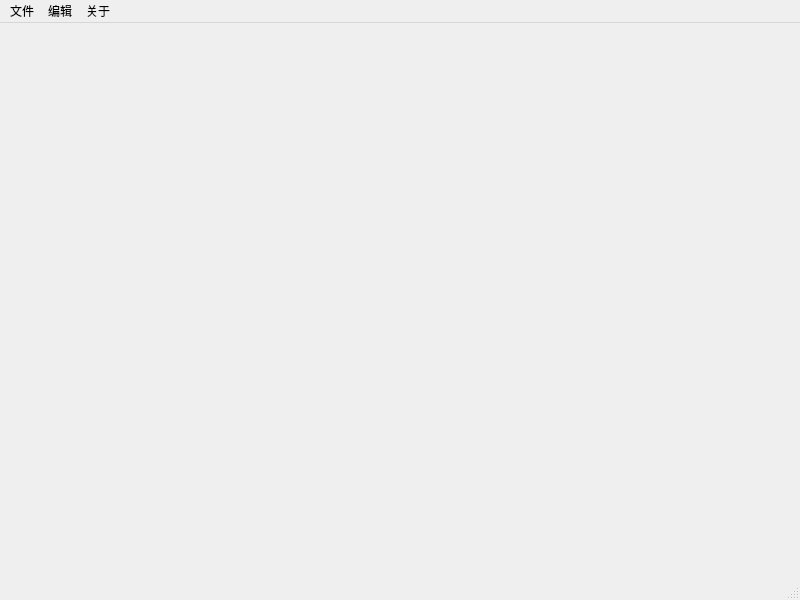
Above: mainwindow.ui from 1148118271/notepad before the change. Below: the same form after it.
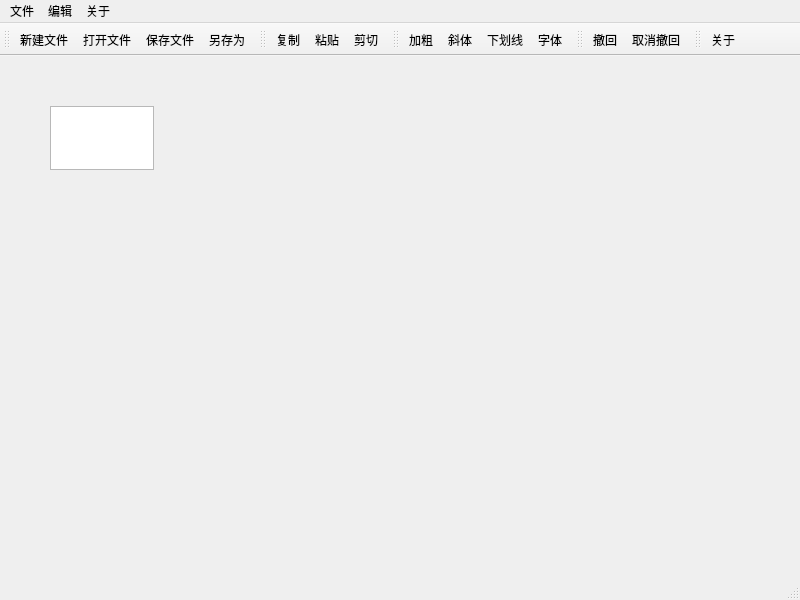
That is the form after the change. Icons and pictures are not drawn.

What changed in the file:
```diff
--- a/mainwindow.ui
+++ b/mainwindow.ui
@@ -17,25 +17,36 @@
    <iconset resource="images.qrc">
     <normaloff>:/images/resource/pencil.png</normaloff>:/images/resource/pencil.png</iconset>
   </property>
-  <widget class="QWidget" name="centralwidget"/>
+  <widget class="QWidget" name="centralwidget">
+   <widget class="QPlainTextEdit" name="plainTextEdit">
+    <property name="geometry">
+     <rect>
+      <x>50</x>
+      <y>50</y>
+      <width>104</width>
+      <height>64</height>
+     </rect>
+    </property>
+   </widget>
+  </widget>
   <widget class="QMenuBar" name="menubar">
    <property name="geometry">
     <rect>
      <x>0</x>
      <y>0</y>
      <width>800</width>
-     <height>19</height>
+     <height>22</height>
     </rect>
    </property>
    <widget class="QMenu" name="menuNotepad">
     <property name="title">
      <string>文件</string>
     </property>
-    <addaction name="newFile"/>
-    <addaction name="openFile"/>
+    <addaction name="new_file"/>
+    <addaction name="open_file"/>
     <addaction name="separator"/>
-    <addaction name="saveFile"/>
-    <addaction name="saveAs"/>
+    <addaction name="save_file"/>
+    <addaction name="save_as"/>
     <addaction name="separator"/>
     <addaction name="print"/>
     <addaction name="separator"/>
@@ -66,7 +77,76 @@
    <addaction name="menu_2"/>
   </widget>
   <widget class="QStatusBar" name="statusbar"/>
-  <action name="newFile">
+  <widget class="QToolBar" name="toolBar">
+   <property name="windowTitle">
+    <string>toolBar</string>
+   </property>
+   <attribute name="toolBarArea">
+    <enum>TopToolBarArea</enum>
+   </attribute>
+   <attribute name="toolBarBreak">
+    <bool>false</bool>
+   </attribute>
+   <addaction name="new_file"/>
+   <addaction name="open_file"/>
+   <addaction name="save_file"/>
+   <addaction name="save_as"/>
+  </widget>
+  <widget class="QToolBar" name="toolBar_2">
+   <property name="windowTitle">
+    <string>toolBar_2</string>
+   </property>
+   <attribute name="toolBarArea">
+    <enum>TopToolBarArea</enum>
+   </attribute>
+   <attribute name="toolBarBreak">
+    <bool>false</bool>
+   </attribute>
+   <addaction name="copy"/>
+   <addaction name="paste"/>
+   <addaction name="cut"/>
+  </widget>
+  <widget class="QToolBar" name="toolBar_3">
+   <property name="windowTitle">
+    <string>toolBar_3</string>
+   </property>
+   <attribute name="toolBarArea">
+    <enum>TopToolBarArea</enum>
+   </attribute>
+   <attribute name="toolBarBreak">
+    <bool>false</bool>
+   </attribute>
+   <addaction name="bolder"/>
+   <addaction name="italic"/>
+   <addaction name="underline"/>
+   <addaction name="font"/>
+  </widget>
+  <widget class="QToolBar" name="toolBar_4">
+   <property name="windowTitle">
+    <string>toolBar_4</string>
+   </property>
+   <attribute name="toolBarArea">
+    <enum>TopToolBarArea</enum>
+   </attribute>
+   <attribute name="toolBarBreak">
+    <bool>false</bool>
+   </attribute>
+   <addaction name="undo"/>
+   <addaction name="redo"/>
+  </widget>
+  <widget class="QToolBar" name="toolBar_5">
+   <property name="windowTitle">
+    <string>toolBar_5</string>
+   </property>
+   <attribute name="toolBarArea">
+    <enum>TopToolBarArea</enum>
+   </attribute>
+   <attribute name="toolBarBreak">
+    <bool>false</bool>
+   </attribute>
+   <addaction name="about"/>
+  </widget>
+  <action name="new_file">
    <property name="icon">
     <iconset resource="images.qrc">
      <normaloff>:/images/resource/new.png</normaloff>:/images/resource/new.png</iconset>
@@ -81,7 +161,7 @@
     <enum>QAction::NoRole</enum>
    </property>
   </action>
-  <action name="openFile">
+  <action name="open_file">
    <property name="icon">
     <iconset resource="images.qrc">
      <normaloff>:/images/resource/open.png</normaloff>:/images/resource/open.png</iconset>
@@ -96,7 +176,7 @@
     <enum>QAction::NoRole</enum>
    </property>
   </action>
-  <action name="saveFile">
+  <action name="save_file">
    <property name="icon">
     <iconset resource="images.qrc">
      <normaloff>:/images/resource/save.png</normaloff>:/images/resource/save.png</iconset>
@@ -111,7 +191,7 @@
     <enum>QAction::NoRole</enum>
    </property>
   </action>
-  <action name="saveAs">
+  <action name="save_as">
    <property name="icon">
     <iconset resource="images.qrc">
      <normaloff>:/images/resource/save_as.png</normaloff>:/images/resource/save_as.png</iconset>
```
